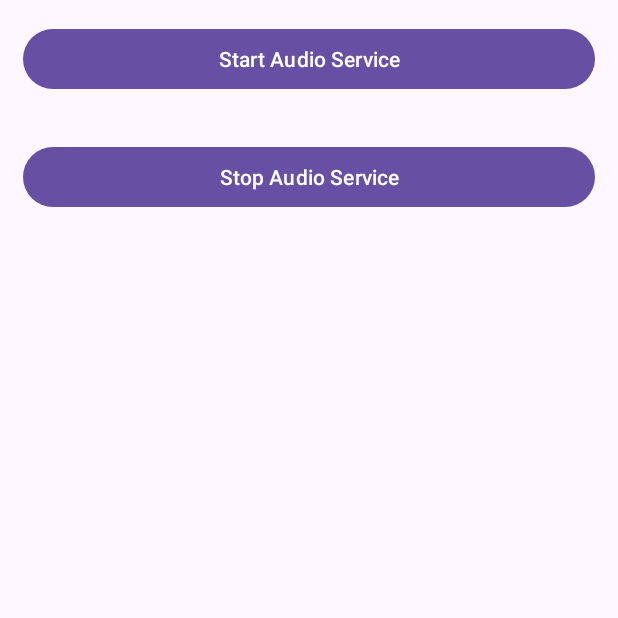
After one commit to MZohaibjamali/JSON_FILE_APIS, an Android app: the ServiceExp_Activity screen opened directly, with no data from a screen before it, on a phone screen of 412 x 824 dp, the top half of it. The commit adds this screen. Run offline under Robolectric (Android 15) with nearby library versions, the phone set to English and light mode, and no system bars.

Commit message:
JsonFile And Api Practice serviceAdded

```diff
--- /dev/null
+++ b/app/src/main/java/com/example/json_file_api/ServiceExp_Activity.java
@@ -0,0 +1,40 @@
+package com.example.json_file_api;
+
+import androidx.appcompat.app.AppCompatActivity;
+
+import android.content.Intent;
+import android.os.Bundle;
+import android.view.View;
+import android.widget.Button;
+import android.widget.Toast;
+
+public class ServiceExp_Activity extends AppCompatActivity {
+    Button idBtnStopAudioService , idBtnStartAudioService;
+
+    @Override
+    protected void onCreate(Bundle savedInstanceState) {
+        super.onCreate(savedInstanceState);
+        setContentView(R.layout.activity_service_exp);
+        idBtnStartAudioService = findViewById(R.id.idBtnStartAudioService);
+        idBtnStopAudioService = findViewById(R.id.idBtnStopAudioService);
+
+
+        idBtnStartAudioService.setOnClickListener(new View.OnClickListener() {
+            @Override
+            public void onClick(View v) {
+                startService(new Intent(ServiceExp_Activity.this , Service_Class.class));
+                Toast.makeText(ServiceExp_Activity.this, "Service is Starting", Toast.LENGTH_SHORT).show();
+            }
+        });
+
+        idBtnStopAudioService.setOnClickListener(new View.OnClickListener() {
+            @Override
+            public void onClick(View v) {
+                stopService(new Intent(ServiceExp_Activity.this, Service_Class.class));
+                // displaying toast message on below line.
+                Toast.makeText(ServiceExp_Activity.this, "Audio Service Stopped..", Toast.LENGTH_SHORT).show();
+            }
+        });
+
+    }
+}
--- /dev/null
+++ b/app/src/main/res/layout/activity_service_exp.xml
@@ -0,0 +1,27 @@
+<?xml version="1.0" encoding="utf-8"?>
+<LinearLayout xmlns:android="http://schemas.android.com/apk/res/android"
+    xmlns:app="http://schemas.android.com/apk/res-auto"
+    xmlns:tools="http://schemas.android.com/tools"
+    android:layout_width="match_parent"
+    android:layout_height="match_parent"
+    android:orientation="vertical"
+    tools:context=".ServiceExp_Activity">
+
+    <Button
+        android:id="@+id/idBtnStartAudioService"
+        android:layout_width="match_parent"
+        android:layout_height="wrap_content"
+        android:layout_margin="15dp"
+        android:text="Start Audio Service"
+        android:textAllCaps="false" />
+
+    <Button
+        android:id="@+id/idBtnStopAudioService"
+        android:layout_width="match_parent"
+        android:layout_height="wrap_content"
+        android:layout_below="@id/idBtnStartAudioService"
+        android:layout_margin="15dp"
+        android:text="Stop Audio Service"
+        android:textAllCaps="false" />
+
+</LinearLayout>
```
Also changed, not shown: app/src/main/AndroidManifest.xml (+15 -7 lines), app/src/main/java/com/example/json_file_api/AccelSensor.java (+41 -6 lines), app/src/main/java/com/example/json_file_api/Service_Class.java (added, +37 -0 lines), app/src/main/res/layout/activity_accel_sensor.xml (+33 -4 lines).
